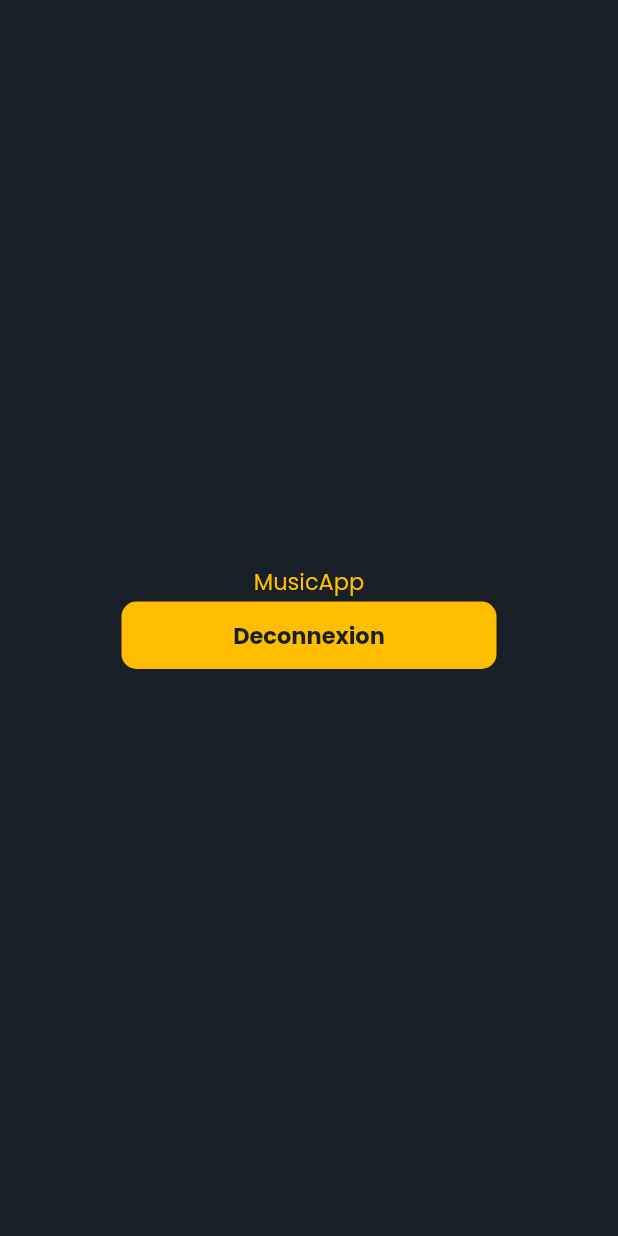
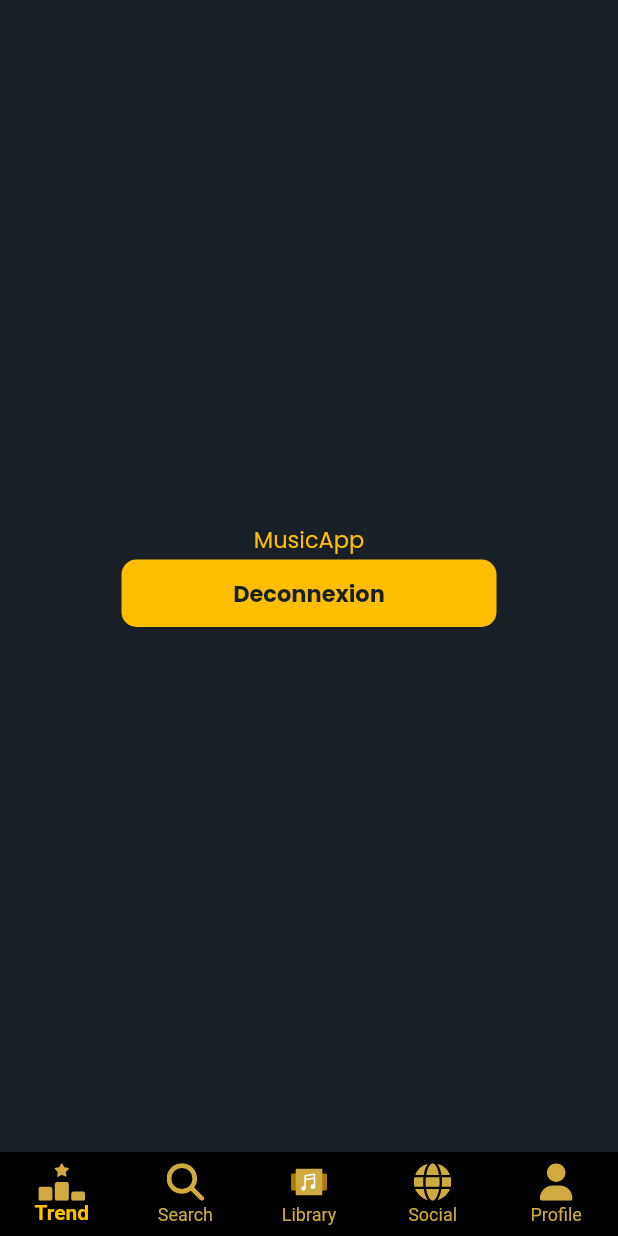
Before and after one commit to Jerance/Music_App, a Flutter app: the screen it shows once a user with an empty profile is signed in, on a phone screen of 412 x 824 dp. Run offline on Flutter 3.47's test engine with Material 2 defaults, Android fonts, the phone set to English and light mode, and no system bars; our stand-ins replace carousel_slider, cloud_firestore, firebase_auth, firebase_core, firebase_storage, flutter_svg and 4 more; accounts and stored records are empty; generated files the repository leaves out were written again.

Commit message:
Add AppLayout with bottom navbar routes

```diff
--- /dev/null
+++ b/lib/AppLayout.dart
@@ -0,0 +1,63 @@
+import 'package:flutter/material.dart';
+import 'package:flutter_svg/svg.dart';
+import 'package:flutter_svg/flutter_svg.dart';
+import 'package:music_app/assets/theme/colors.dart';
+import 'package:music_app/pages/Trend.dart';
+
+class AppLayoutPage extends StatefulWidget {
+  @override
+  _AppLayoutPageState createState() => _AppLayoutPageState();
+}
+
+class _AppLayoutPageState extends State<AppLayoutPage> {
+  int _selectedPage = 0;
+
+  final _pageOptions = [TrendPage(), TrendPage(), TrendPage()];
+
+  @override
+  Widget build(BuildContext context) {
+    return Scaffold(
+      body: _pageOptions[_selectedPage],
+      bottomNavigationBar: BottomNavigationBar(
+        backgroundColor: Colors.black,
+        type: BottomNavigationBarType.fixed,
+        unselectedItemColor: goldPaperLight,
+        selectedItemColor: gold,
+        currentIndex: _selectedPage,
+        onTap: (int index) {
+          setState(() {
+            _selectedPage = index;
+          });
+        },
+        items: [
+          BottomNavigationBarItem(
+            icon: SvgPicture.asset("lib/assets/img/icons/ranking-star.svg",
+                height: 25),
+            label: 'Trend',
+          ),
+          BottomNavigationBarItem(
+            icon: SvgPicture.asset("lib/assets/img/icons/search-solid.svg",
+                height: 25),
+            label: 'Search',
+          ),
+          BottomNavigationBarItem(
+            icon: SvgPicture.asset("lib/assets/img/icons/playlist-solid.svg",
+                height: 25),
+            label: 'Library',
+          ),
+          BottomNavigationBarItem(
+            icon: SvgPicture.asset("lib/assets/img/icons/globe-solid.svg",
+                height: 25),
+            label: 'Social',
+          ),
+          BottomNavigationBarItem(
+            icon: SvgPicture.asset("lib/assets/img/icons/user-solid.svg",
+                height: 25),
+            label: 'Profile',
+          ),
+        ],
+        selectedLabelStyle: TextStyle(fontWeight: FontWeight.bold),
+      ),
+    );
+  }
+}
--- a/lib/main.dart
+++ b/lib/main.dart
@@ -8,7 +8,7 @@ import 'package:firebase_auth/firebase_auth.dart';
 
 // Import Pages
 import 'package:music_app/pages/no_auth/Home.dart';
-import 'package:music_app/pages/trend_page.dart';
+import 'package:music_app/AppLayout.dart';
 
 FirebaseAuth auth = FirebaseAuth.instance;
 
@@ -21,7 +21,7 @@ Future<void> main() async {
       runApp(const Routes(initialPage: HomeWithNoAuthPage()));
       debugPrint("Run App --> Utilisateur non connecté");
     } else {
-      runApp(const Routes(initialPage: TrendPage()));
+      runApp(Routes(initialPage: AppLayoutPage()));
       debugPrint("Run App --> Utilisateur connecté");
     }
   });
--- a/lib/pages/trend_page.dart
+++ b/lib/pages/Trend.dart
@@ -28,7 +28,6 @@ class TrendPage extends StatelessWidget {
           ],
         ),
       ),
-      // bottomNavigationBar: BottomNavigationBar(items: const []),
     );
   }
 }
--- a/lib/services/auth.dart
+++ b/lib/services/auth.dart
@@ -3,7 +3,7 @@ import 'package:firebase_auth/firebase_auth.dart';
 import 'package:flutter/material.dart';
 import 'package:music_app/pages/no_auth/Home.dart';
 import 'package:music_app/pages/no_auth/SignUpSucess.dart';
-import 'package:music_app/pages/trend_page.dart';
+import 'package:music_app/pages/Trend.dart';
 
 FirebaseAuth auth = FirebaseAuth.instance;
 FirebaseFirestore store = FirebaseFirestore.instance;
--- a/pubspec.yaml
+++ b/pubspec.yaml
@@ -53,3 +53,8 @@ flutter:
     - lib/assets/img/icons/pause-solid.svg
     - lib/assets/img/icons/play-solid.svg
     - lib/assets/img/icons/circle-exclamation-solid.svg
+    - lib/assets/img/icons/ranking-star.svg
+    - lib/assets/img/icons/search-solid.svg
+    - lib/assets/img/icons/playlist-solid.svg
+    - lib/assets/img/icons/globe-solid.svg
+    - lib/assets/img/icons/user-solid.svg
```
Also changed, not shown: lib/assets/img/icons/globe-solid.svg (added), lib/assets/img/icons/playlist-solid.svg (added), lib/assets/img/icons/ranking-star.svg (renamed from lib/assets/img/icons/ranking-star-solid.svg), lib/assets/img/icons/search-solid.svg (added), lib/assets/img/icons/user-solid.svg (added).
